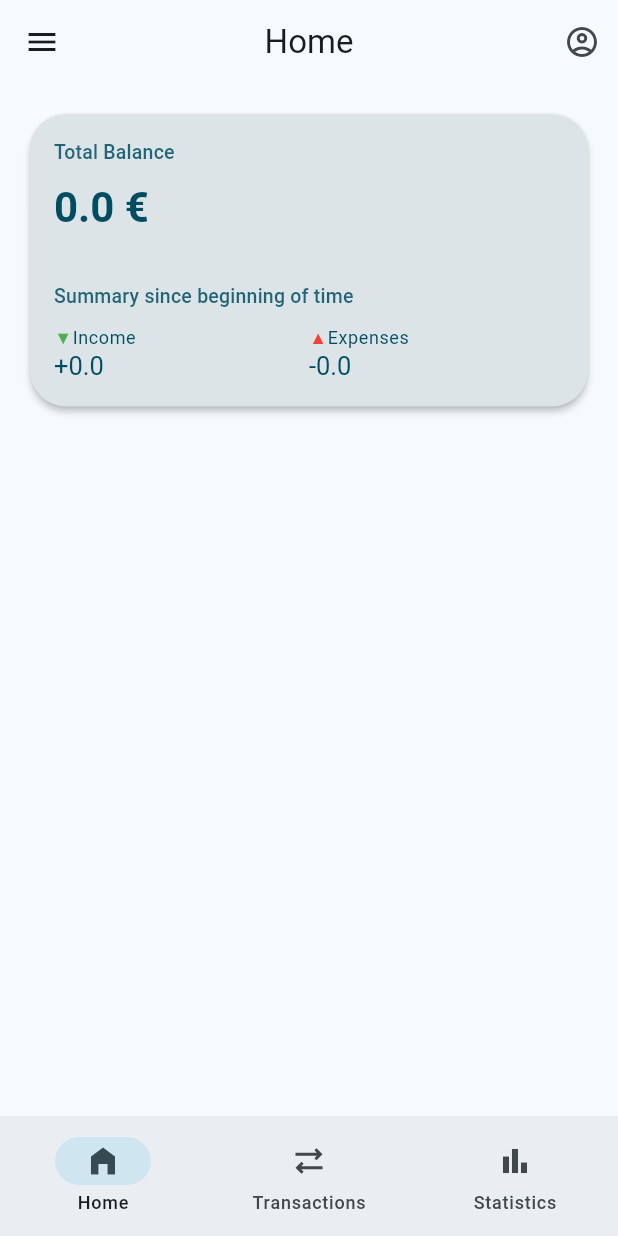
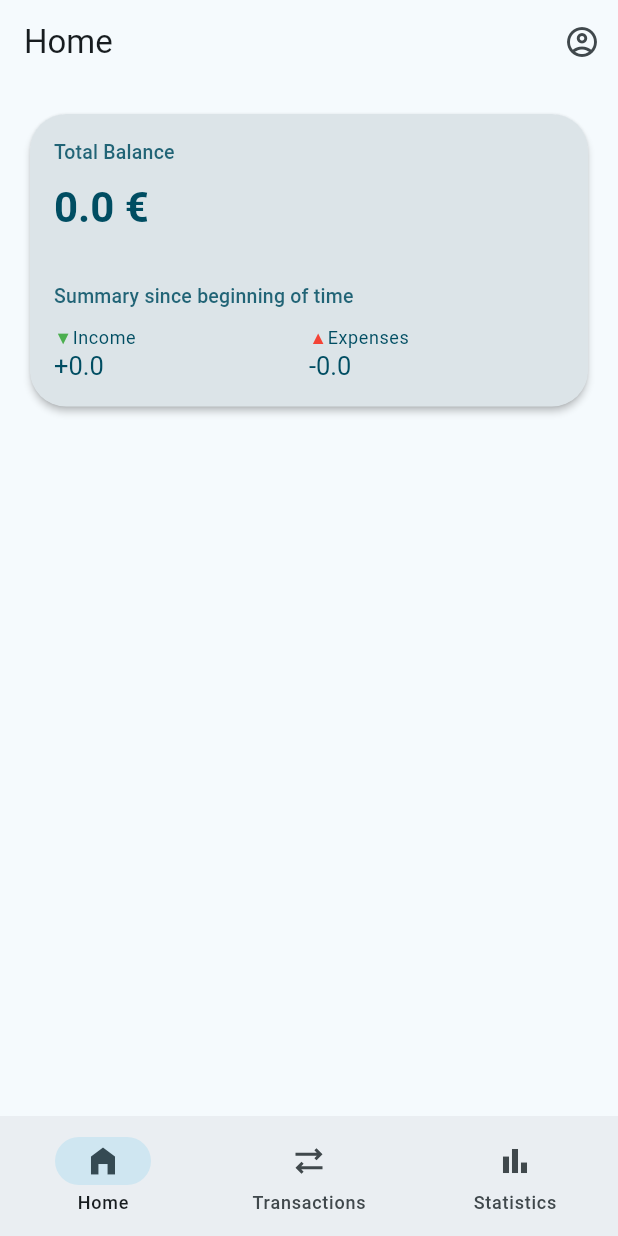
Before and after one commit to louis-marceron/Limpide, a Flutter app: the screen it shows once a user with an empty profile is signed in, on a phone screen of 412 x 824 dp. Run offline on Flutter 3.47's test engine with Material 3 defaults, Android fonts, the phone set to English and light mode, and no system bars; our stand-ins replace cloud_firestore, firebase_auth, firebase_core, flutter_svg, go_router; accounts and stored records are empty.

Commit message:
refactor: change transactions top app bar

```diff
--- a/lib/common_widgets/root_app_bar.dart
+++ b/lib/common_widgets/root_app_bar.dart
@@ -5,17 +5,15 @@ import 'package:banking_app/constants/routes.dart';
 class RootAppBar extends StatelessWidget implements PreferredSizeWidget {
   const RootAppBar({
     super.key,
+    required this.title,
   });
+
+  final title;
 
   @override
   Widget build(BuildContext context) {
     return AppBar(
-      leading: IconButton(
-        icon: const Icon(Icons.menu),
-        onPressed: () {},
-      ),
-      title: const Text('Home'),
-      centerTitle: true,
+      title: Text(this.title),
       actions: [
         IconButton(
           icon: const Icon(Icons.account_circle_outlined),
--- a/lib/features/transaction/category_view.dart
+++ b/lib/features/transaction/category_view.dart
@@ -7,9 +7,7 @@ import './category_icons.dart';
 class CategoryView extends StatelessWidget {
   @override
   Widget build(BuildContext context) {
-
     final transactionController = Provider.of<TransactionViewModel>(context);
-
 
     //TODO Create subcategories
     return Scaffold(
@@ -28,7 +26,9 @@ class CategoryView extends StatelessWidget {
             onTap: () {
               // Handle onTap event if needed
 
-              Provider.of<TransactionViewModel>(context, listen: false).categoryController.text = category;
+              Provider.of<TransactionViewModel>(context, listen: false)
+                  .categoryController
+                  .text = category;
 
               transactionController.categoryController.text = category;
 
--- a/lib/features/transaction/home_screen.dart
+++ b/lib/features/transaction/home_screen.dart
@@ -1,9 +1,7 @@
-import 'package:banking_app/extensions/color_extension.dart';
 import 'package:banking_app/features/transaction/total_balance_widget.dart';
 import 'package:banking_app/features/transaction/transaction_view_model.dart';
 import 'package:firebase_auth/firebase_auth.dart';
 import 'package:flutter/material.dart';
-import 'package:flutter_svg/flutter_svg.dart';
 import 'package:provider/provider.dart';
 import 'package:banking_app/common_widgets/root_app_bar.dart';
 
@@ -17,7 +15,7 @@ class HomeScreen extends StatelessWidget {
     final transactionViewModel = Provider.of<TransactionViewModel>(context);
 
     return Scaffold(
-      appBar: RootAppBar(),
+      appBar: RootAppBar(title: 'Home'),
       body: Padding(
         padding: const EdgeInsets.all(16),
         child: FutureBuilder(
--- a/lib/routing/application_shell.dart
+++ b/lib/routing/application_shell.dart
@@ -30,7 +30,7 @@ class ApplicationShell extends StatelessWidget {
           context.onSurfaceVariant,
           BlendMode.srcIn,
         ),
-        semanticsLabel: 'Transactions logo');
+        semanticsLabel: 'Transaction logo');
 
     final Widget homeOutlinedIcon = SvgPicture.asset('assets/home_outlined.svg',
         colorFilter: ColorFilter.mode(
```
Also changed, not shown: lib/features/transaction/transaction_view.dart (+2 -10 lines).
